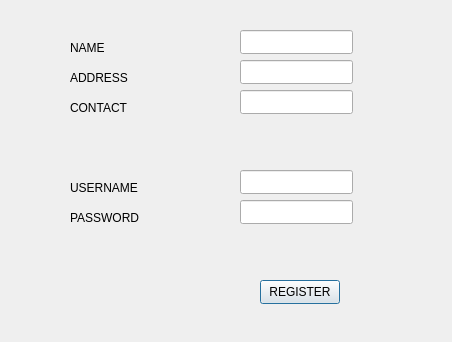
Old version of the form Sadikshya/customerregistration.ui in the repository sitjan/The-Winkel.
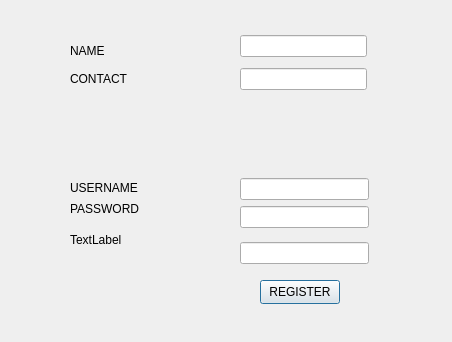
New version of the form.

The edit to the form file:
```diff
--- a/Sadikshya/customerregistration.ui
+++ b/Sadikshya/customerregistration.ui
@@ -13,121 +13,6 @@
   <property name="windowTitle">
    <string>Dialog</string>
   </property>
-  <widget class="QLabel" name="namelabel">
-   <property name="geometry">
-    <rect>
-     <x>70</x>
-     <y>40</y>
-     <width>71</width>
-     <height>16</height>
-    </rect>
-   </property>
-   <property name="text">
-    <string>NAME</string>
-   </property>
-  </widget>
-  <widget class="QLabel" name="usernamelabell">
-   <property name="geometry">
-    <rect>
-     <x>70</x>
-     <y>180</y>
-     <width>71</width>
-     <height>16</height>
-    </rect>
-   </property>
-   <property name="text">
-    <string>USERNAME</string>
-   </property>
-  </widget>
-  <widget class="QLabel" name="passwordlabel">
-   <property name="geometry">
-    <rect>
-     <x>70</x>
-     <y>210</y>
-     <width>71</width>
-     <height>16</height>
-    </rect>
-   </property>
-   <property name="text">
-    <string>PASSWORD</string>
-   </property>
-  </widget>
-  <widget class="QLabel" name="addresslabel">
-   <property name="geometry">
-    <rect>
-     <x>70</x>
-     <y>70</y>
-     <width>61</width>
-     <height>16</height>
-    </rect>
-   </property>
-   <property name="text">
-    <string>ADDRESS</string>
-   </property>
-  </widget>
-  <widget class="QLabel" name="contactlabel">
-   <property name="geometry">
-    <rect>
-     <x>70</x>
-     <y>100</y>
-     <width>61</width>
-     <height>16</height>
-    </rect>
-   </property>
-   <property name="text">
-    <string>CONTACT</string>
-   </property>
-  </widget>
-  <widget class="QLineEdit" name="inputname">
-   <property name="geometry">
-    <rect>
-     <x>240</x>
-     <y>30</y>
-     <width>113</width>
-     <height>24</height>
-    </rect>
-   </property>
-  </widget>
-  <widget class="QLineEdit" name="inputaddress">
-   <property name="geometry">
-    <rect>
-     <x>240</x>
-     <y>60</y>
-     <width>113</width>
-     <height>24</height>
-    </rect>
-   </property>
-  </widget>
-  <widget class="QLineEdit" name="inputcontact">
-   <property name="geometry">
-    <rect>
-     <x>240</x>
-     <y>90</y>
-     <width>113</width>
-     <height>24</height>
-    </rect>
-   </property>
-  </widget>
-  <widget class="QLineEdit" name="inputusername">
-   <property name="geometry">
-    <rect>
-     <x>240</x>
-     <y>170</y>
-     <width>113</width>
-     <height>24</height>
-    </rect>
-   </property>
-  </widget>
-  <widget class="QLineEdit" name="inputpassword">
-   <property name="geometry">
-    <rect>
-     <x>240</x>
-     <y>200</y>
-     <width>113</width>
-     <height>24</height>
-    </rect>
-   </property>
-  </widget>
   <widget class="QPushButton" name="registerbutton">
    <property name="geometry">
     <rect>
@@ -141,6 +26,112 @@
     <string>REGISTER</string>
    </property>
   </widget>
+  <widget class="QWidget" name="">
+   <property name="geometry">
+    <rect>
+     <x>240</x>
+     <y>30</y>
+     <width>127</width>
+     <height>65</height>
+    </rect>
+   </property>
+   <layout class="QVBoxLayout" name="verticalLayout">
+    <item>
+     <widget class="QLineEdit" name="inputname"/>
+    </item>
+    <item>
+     <widget class="QLineEdit" name="inputcontact"/>
+    </item>
+   </layout>
+  </widget>
+  <widget class="QWidget" name="">
+   <property name="geometry">
+    <rect>
+     <x>70</x>
+     <y>40</y>
+     <width>67</width>
+     <height>49</height>
+    </rect>
+   </property>
+   <layout class="QVBoxLayout" name="verticalLayout_2">
+    <item>
+     <widget class="QLabel" name="namelabel">
+      <property name="text">
+       <string>NAME</string>
+      </property>
+     </widget>
+    </item>
+    <item>
+     <widget class="QLabel" name="contactlabel">
+      <property name="text">
+       <string>CONTACT</string>
+      </property>
+     </widget>
+    </item>
+   </layout>
+  </widget>
+  <widget class="QWidget" name="">
+   <property name="geometry">
+    <rect>
+     <x>240</x>
+     <y>170</y>
+     <width>129</width>
+     <height>102</height>
+    </rect>
+   </property>
+   <layout class="QVBoxLayout" name="verticalLayout_5">
+    <item>
+     <layout class="QVBoxLayout" name="verticalLayout_4">
+      <item>
+       <widget class="QLineEdit" name="inputusername"/>
+      </item>
+      <item>
+       <widget class="QLineEdit" name="inputpassword"/>
+      </item>
+     </layout>
+    </item>
+    <item>
+     <widget class="QLineEdit" name="lineEdit"/>
+    </item>
+   </layout>
+  </widget>
+  <widget class="QWidget" name="">
+   <property name="geometry">
+    <rect>
+     <x>70</x>
+     <y>180</y>
+     <width>82</width>
+     <height>78</height>
+    </rect>
+   </property>
+   <layout class="QVBoxLayout" name="verticalLayout_6">
+    <item>
+     <layout class="QVBoxLayout" name="verticalLayout_3">
+      <item>
+       <widget class="QLabel" name="usernamelabell">
+        <property name="text">
+         <string>USERNAME</string>
+        </property>
+       </widget>
+      </item>
+      <item>
+       <widget class="QLabel" name="passwordlabel">
+        <property name="text">
+         <string>PASSWORD</string>
+        </property>
+       </widget>
+      </item>
+     </layout>
+    </item>
+    <item>
+     <widget class="QLabel" name="label">
+      <property name="text">
+       <string>TextLabel</string>
+      </property>
+     </widget>
+    </item>
+   </layout>
+  </widget>
  </widget>
  <resources/>
  <connections/>
```
